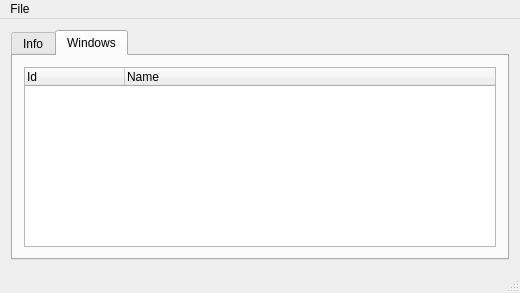
Teras23/activityrecorder, file src/mainwindow.ui: the form before one commit.
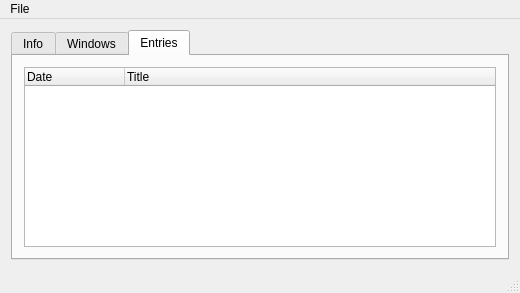
The form after the commit.

Commit message: Entity viewing and proccess window id saving

```diff
--- a/src/mainwindow.ui
+++ b/src/mainwindow.ui
@@ -36,7 +36,7 @@
        </sizepolicy>
       </property>
       <property name="currentIndex">
-       <number>1</number>
+       <number>2</number>
       </property>
       <widget class="QWidget" name="infoTab">
        <attribute name="title">
@@ -186,6 +186,30 @@
         </item>
        </layout>
       </widget>
+      <widget class="QWidget" name="tab">
+       <attribute name="title">
+        <string>Entries</string>
+       </attribute>
+       <layout class="QGridLayout" name="gridLayout_2">
+        <item row="0" column="0">
+         <widget class="QTreeWidget" name="entriesTreeWidget">
+          <property name="indentation">
+           <number>20</number>
+          </property>
+          <column>
+           <property name="text">
+            <string>Date</string>
+           </property>
+          </column>
+          <column>
+           <property name="text">
+            <string>Title</string>
+           </property>
+          </column>
+         </widget>
+        </item>
+       </layout>
+      </widget>
      </widget>
     </item>
    </layout>
```
The commit also changes 6 other files.
